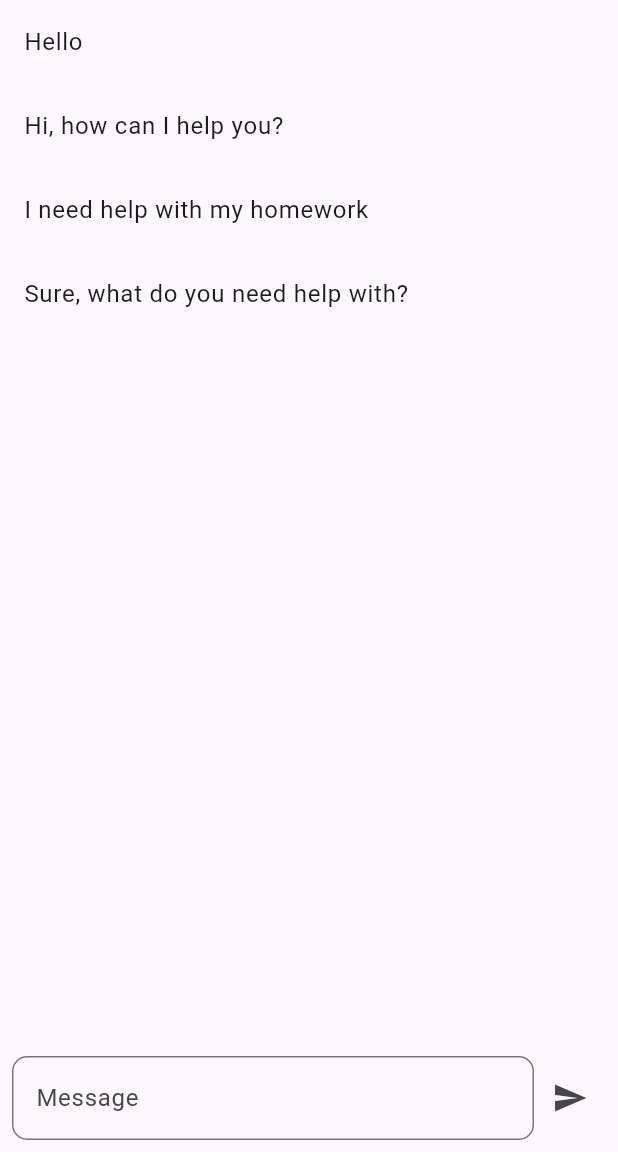
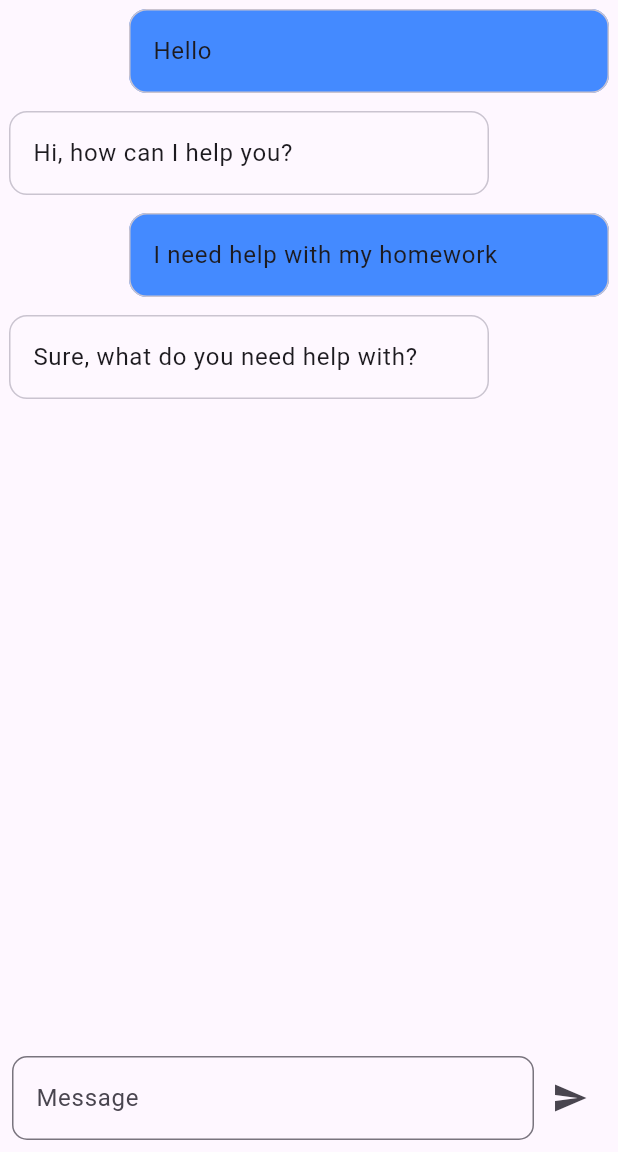
Before and after one commit to MOHAJII/Flutter_chatbot_app, a Flutter app: the ChatBotPage screen opened by its route, on a phone screen of 412 x 824 dp, the part 84-1236 px from its top. Run offline on Flutter 3.47's test engine with Material 3 defaults, Android fonts, the phone set to English and light mode, and no system bars.

Commit message:
update chatbot page layout and change logo on login page

```diff
--- a/lib/pages/chatbot.page.dart
+++ b/lib/pages/chatbot.page.dart
@@ -38,7 +38,32 @@ class _ChatBotPageState extends State<ChatBotPage> {
             child: ListView.builder(
               itemCount: messages.length,
               itemBuilder: (context, index) {
-                return ListTile(title: Text("${messages[index]['content']}"));
+                return Column(
+                  children: [
+                    Row(
+                      children: [
+                        messages[index]['type'] == "user"
+                            ? SizedBox(width: 80)
+                            : SizedBox(width: 0),
+                        Expanded(
+                          child: Card.outlined(
+                            margin: EdgeInsets.all(6),
+                            color:
+                                messages[index]['type'] == "user"
+                                    ? Theme.of(context).primaryColor
+                                    : Colors.white12,
+                            child: ListTile(
+                              title: Text("${messages[index]['content']}"),
+                            ),
+                          ),
+                        ),
+                        messages[index]['type'] == "user"
+                            ? SizedBox(width: 0)
+                            : SizedBox(width: 80),
+                      ],
+                    ),
+                  ],
+                );
               },
             ),
           ),
@@ -69,10 +94,10 @@ class _ChatBotPageState extends State<ChatBotPage> {
                     setState(() {
                       messages.add({"type": "user", "content": question});
                       messages.add({"type": "bot", "content": response});
-
                     });
                   },
-                    icon: Icon(Icons.send)),
+                  icon: Icon(Icons.send),
+                ),
               ],
             ),
           ),
--- a/lib/pages/login.page.dart
+++ b/lib/pages/login.page.dart
@@ -25,7 +25,7 @@ class LoginPage extends StatelessWidget {
               child: Column(
                 mainAxisAlignment: MainAxisAlignment.start,
                 children: [
-                  Image(image: AssetImage("images/enset-logo.png"), width: 151),
+                  Image(image: AssetImage("images/logo-bot.jpg"), width: 151),
                   SizedBox(height: 10),
                   Padding(
                     padding: const EdgeInsets.all(8.0),
```
Also changed, not shown: images/logo-bot.jpg (added). Lines whose indentation alone changed are shown as unchanged.
